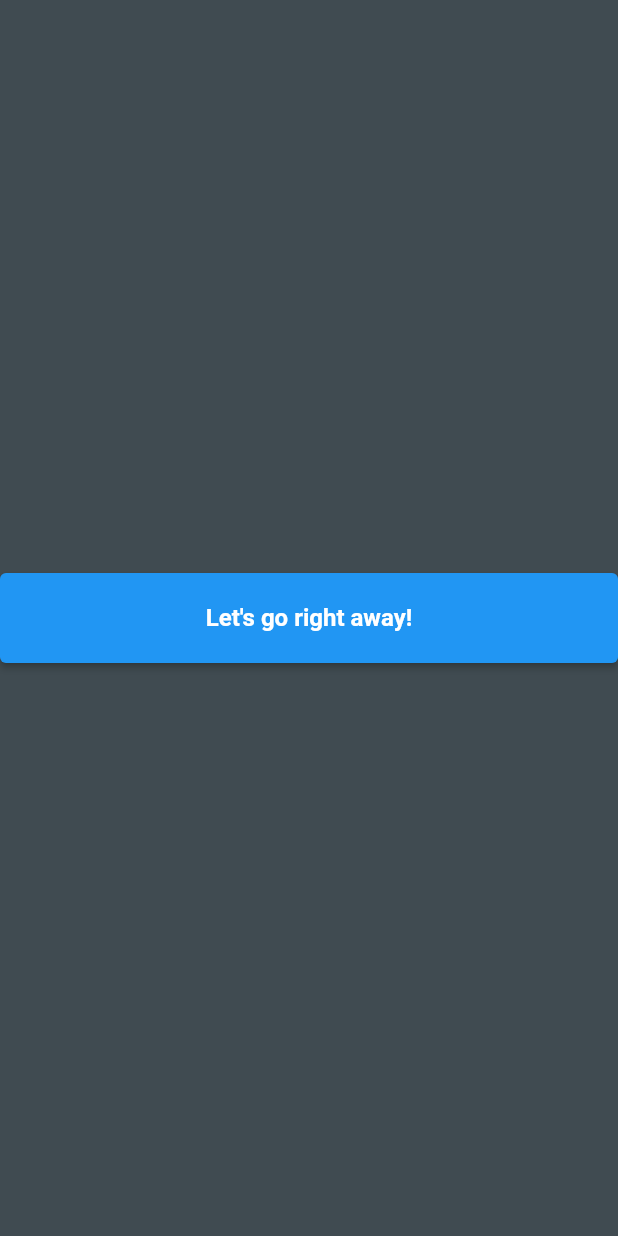
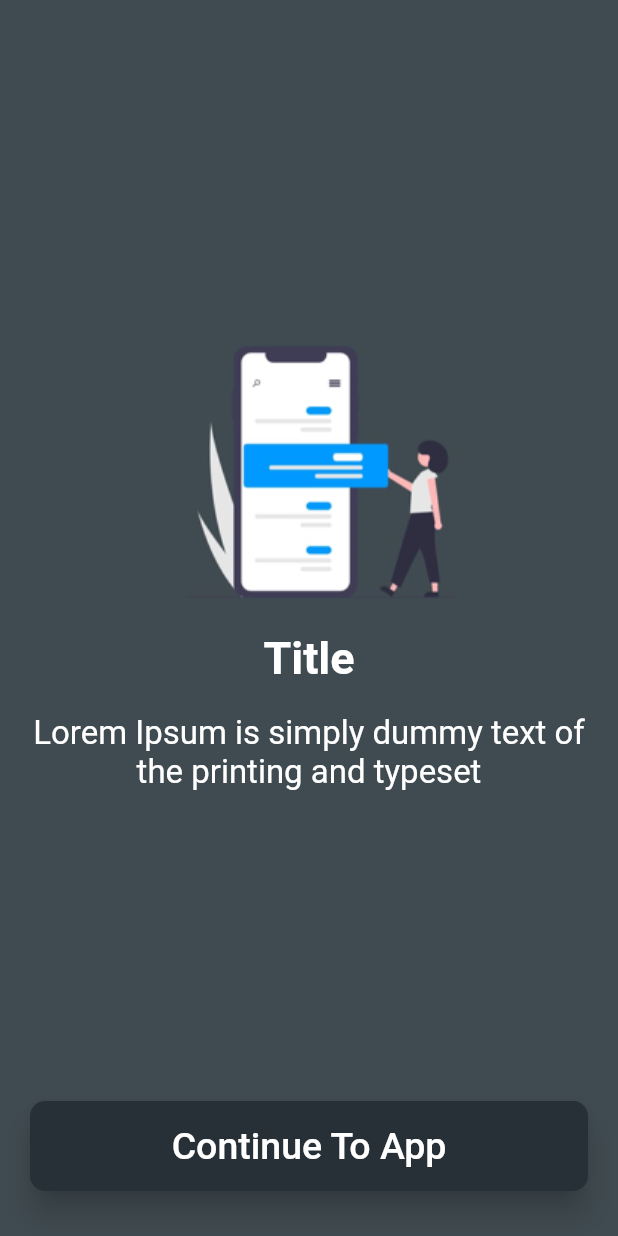
Before and after one commit to abed-alazeez-yasser/Flutter, a Flutter app: the IntroPage3 widget shown alone on an empty page, opened directly, on a phone screen of 412 x 824 dp. Run offline on Flutter 3.47's test engine with Material 2 defaults, Android fonts, the phone set to English and light mode, and no system bars; our stand-ins replace smooth_page_indicator.

Commit message:
friday commit

```diff
--- a/lib/intro_screens/intro_page_3.dart
+++ b/lib/intro_screens/intro_page_3.dart
@@ -8,26 +8,66 @@ class IntroPage3 extends StatelessWidget {
   Widget build(BuildContext context) {
     return Container(
       color: const Color.fromARGB(255, 64, 75, 81),
-      child: Center(
+      child: Padding(
+        padding: const EdgeInsets.all(20),
+        child: Column(
+          children: [
+            const Spacer(),
+            Image.asset(
+              'images/screen1.png',
+            ),
+            const SizedBox(height: 20),
+            const Text(
+              'Title',
+              style: TextStyle(
+                color: Colors.white,
+                fontSize: 30,
+                fontWeight: FontWeight.bold,
+              ),
+            ),
+            const SizedBox(
+              height: 20,
+            ),
+            const Text(
+              'Lorem Ipsum is simply dummy text of the printing and typeset',
+              textAlign: TextAlign.center,
+              style: TextStyle(
+                color: Colors.white,
+                fontSize: 22,
+              ),
+            ),
+            const Spacer(),
+            Center(
                 child: SizedBox(
               width: double.infinity,
               height: 60,
               child: ElevatedButton(
-          child: const Text(
-            'Let\'s go right away!',
-            style: TextStyle(
-                fontSize: 16.0,
-                fontWeight: FontWeight.bold,
-                color: Colors.white),
-          ),
                 onPressed: () {
                   Navigator.pushReplacement(
                       context,
                       MaterialPageRoute(
-                    builder: (context) => const whats_new_screen()));
+                          builder: (context) => const WhatsNew()));
+
                 },
+                style: ElevatedButton.styleFrom(
+                  primary: const Color.fromARGB(255, 39, 48, 55),
+                  elevation: 8,
+                  shadowColor: const Color.fromARGB(255, 64, 75, 81),
+                  shape: RoundedRectangleBorder(
+                      borderRadius: BorderRadius.circular(10.0)),
+                ),
+                child: const Text(
+                  'Continue To App',
+                  style: TextStyle(fontSize: 25.0, color: Colors.white),
+                ),
               ),
             )),
+            const SizedBox(
+              height: 10,
+            ),
+          ],
+        ),
+      ),
     );
   }
 }
--- a/lib/main.dart
+++ b/lib/main.dart
@@ -11,6 +11,7 @@ class MyApp extends StatelessWidget {
   @override
   Widget build(BuildContext context) {
     return const MaterialApp(
+      locale: Locale('en'),
       debugShowCheckedModeBanner: false,
       home: OnbordingScreen(),
     );
--- a/lib/onbording_screen.dart
+++ b/lib/onbording_screen.dart
@@ -53,7 +53,7 @@ class _OnbordingScreenState extends State<OnbordingScreen> {
               ),
               const SizedBox(height: 50),
               Container(
-                alignment: const Alignment(0, 0.75),
+                alignment: const Alignment(0, 0.70),
                 child: Row(
                   mainAxisAlignment: MainAxisAlignment.spaceBetween,
                   children: [
@@ -94,7 +94,7 @@ class _OnbordingScreenState extends State<OnbordingScreen> {
                                     context,
                                     MaterialPageRoute(
                                         builder: (context) =>
-                                            const whats_new_screen()));
+                                            const WhatsNew()));
                               },
                             ),
                           )
```
Also changed, not shown: lib/app_screens/main_screen.dart (added, +72 -0 lines), lib/app_screens/setting_screen.dart (added, +24 -0 lines), lib/intro_screens/whats_new_screen.dart (+138 -102 lines), 2 other files. Lines whose indentation alone changed are shown as unchanged.
